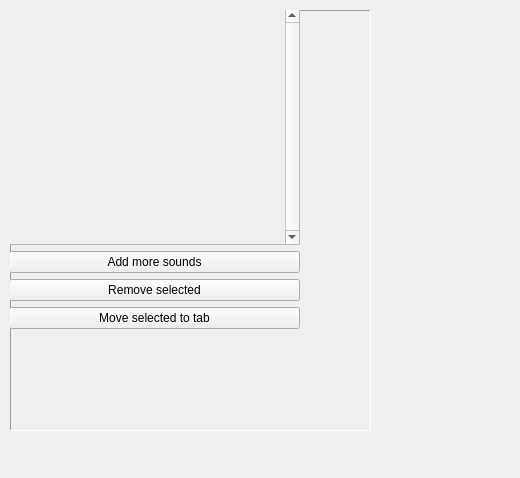
Qt form soundcontainer.ui (casey-c/shock) before a commit.
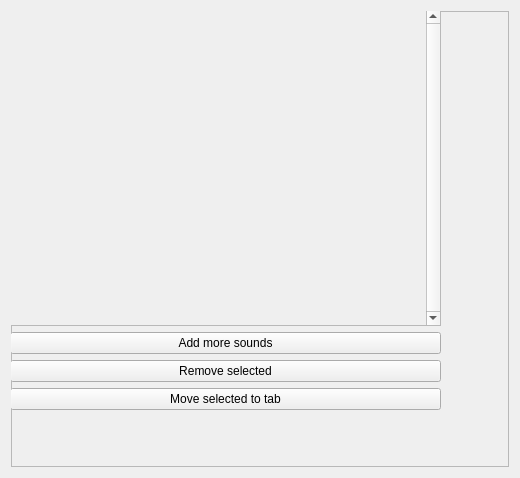
The same form after that commit.

Commit message:
soundcontainer and sound function together
basic UI made for Sounds
can load/remove multiple Sounds
SoundContainer fits to tab window

```diff
--- a/soundcontainer.ui
+++ b/soundcontainer.ui
@@ -11,7 +11,7 @@
    </rect>
   </property>
   <property name="sizePolicy">
-   <sizepolicy hsizetype="Expanding" vsizetype="Expanding">
+   <sizepolicy hsizetype="MinimumExpanding" vsizetype="MinimumExpanding">
     <horstretch>0</horstretch>
     <verstretch>0</verstretch>
    </sizepolicy>
@@ -19,34 +19,28 @@
   <property name="windowTitle">
    <string>Form</string>
   </property>
+  <layout class="QGridLayout" name="gridLayout_2">
+   <item row="0" column="0">
   <widget class="QFrame" name="frame">
-   <property name="geometry">
-    <rect>
-     <x>10</x>
-     <y>10</y>
-     <width>361</width>
-     <height>421</height>
-    </rect>
-   </property>
    <property name="sizePolicy">
-    <sizepolicy hsizetype="Maximum" vsizetype="Maximum">
+      <sizepolicy hsizetype="MinimumExpanding" vsizetype="MinimumExpanding">
      <horstretch>0</horstretch>
      <verstretch>0</verstretch>
     </sizepolicy>
    </property>
    <property name="frameShape">
-    <enum>QFrame::Panel</enum>
+      <enum>QFrame::StyledPanel</enum>
    </property>
    <property name="frameShadow">
-    <enum>QFrame::Sunken</enum>
+      <enum>QFrame::Plain</enum>
    </property>
    <widget class="QWidget" name="verticalLayoutWidget">
     <property name="geometry">
      <rect>
       <x>-1</x>
       <y>-2</y>
-      <width>291</width>
-      <height>321</height>
+        <width>431</width>
+        <height>401</height>
      </rect>
     </property>
     <layout class="QVBoxLayout" name="verticalLayout">
@@ -67,6 +61,9 @@
        <property name="verticalScrollBarPolicy">
         <enum>Qt::ScrollBarAlwaysOn</enum>
        </property>
+         <property name="horizontalScrollBarPolicy">
+          <enum>Qt::ScrollBarAlwaysOff</enum>
+         </property>
        <property name="widgetResizable">
         <bool>true</bool>
        </property>
@@ -75,35 +72,29 @@
          <rect>
           <x>0</x>
           <y>0</y>
-          <width>266</width>
-          <height>210</height>
-         </rect>
-        </property>
-        <widget class="QWidget" name="verticalLayoutWidget_2">
-         <property name="geometry">
-          <rect>
-           <x>0</x>
-           <y>0</y>
-           <width>441</width>
-           <height>201</height>
-          </rect>
-         </property>
-         <layout class="QVBoxLayout" name="soundLayout">
+            <width>406</width>
+            <height>290</height>
+           </rect>
+          </property>
+          <layout class="QVBoxLayout" name="verticalLayout_2">
           <item>
-           <spacer name="vertSpacer">
+            <layout class="QVBoxLayout" name="sndLayout">
+             <item>
+              <spacer name="vSpacer">
             <property name="orientation">
              <enum>Qt::Vertical</enum>
             </property>
             <property name="sizeHint" stdset="0">
              <size>
-              <width>10</width>
+                 <width>20</width>
               <height>40</height>
              </size>
             </property>
            </spacer>
           </item>
          </layout>
-        </widget>
+           </item>
+          </layout>
        </widget>
       </widget>
      </item>
@@ -138,6 +129,8 @@
     </layout>
    </widget>
   </widget>
+   </item>
+  </layout>
  </widget>
  <resources/>
  <connections/>
```
Left out of the diff: 2 changed lines with no effect on the pictures. Lines whose indentation alone changed are shown as unchanged. The commit also changes 6 other files.
